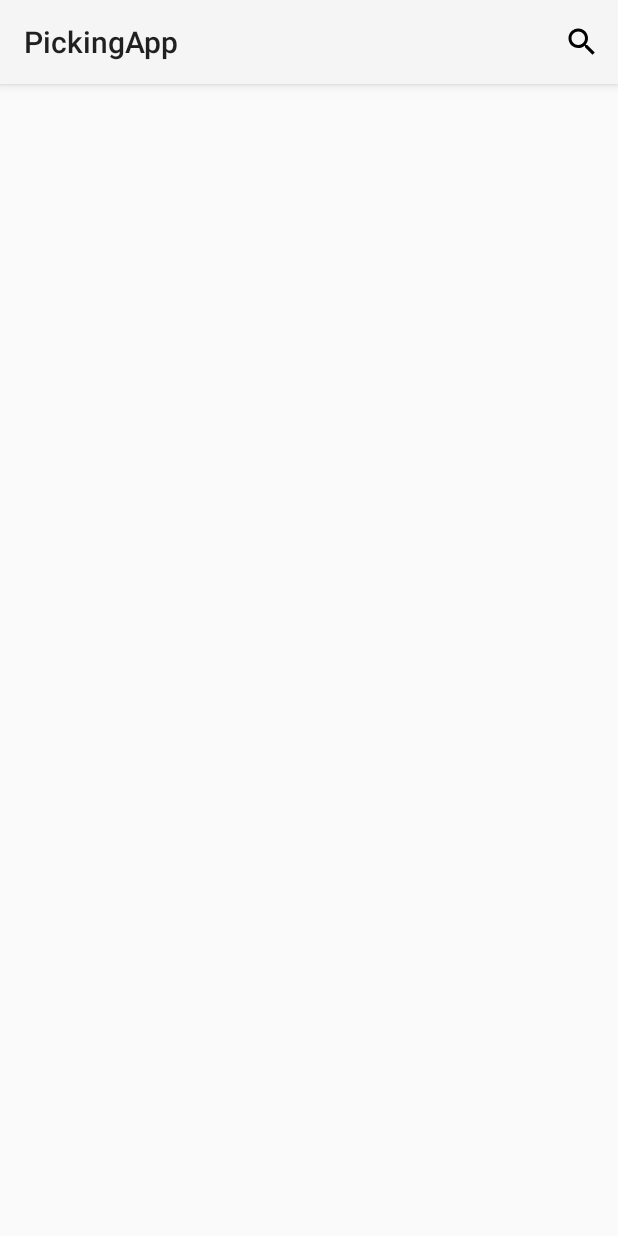
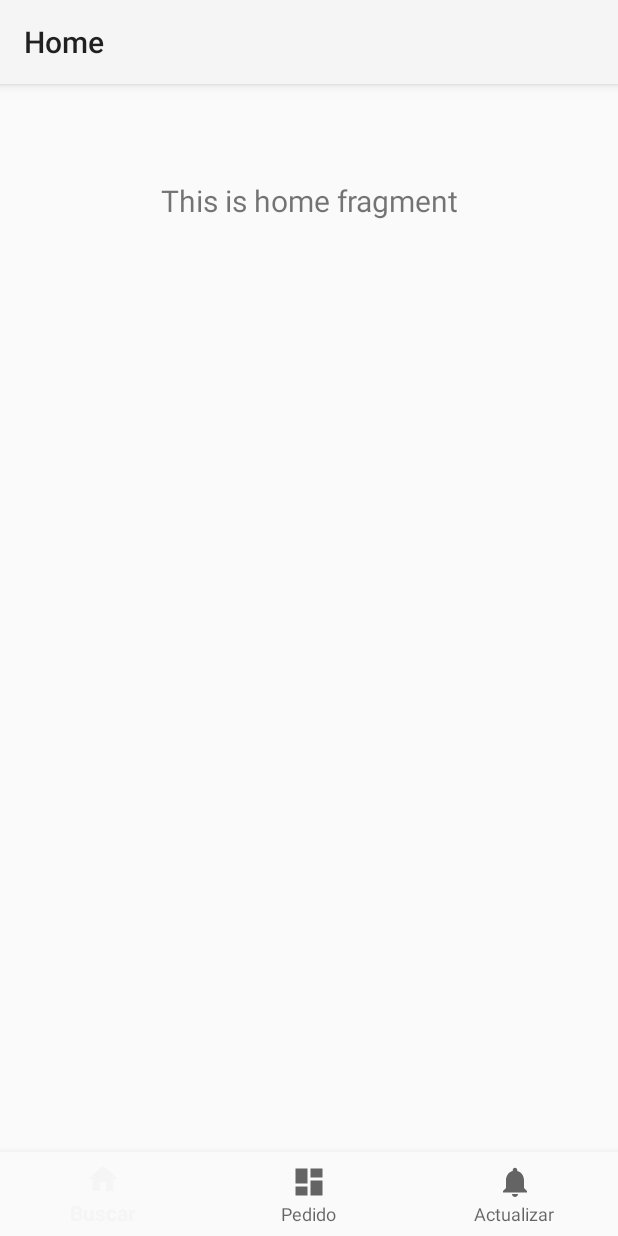
Before and after one commit to ewnarvaez/pickingApp, an Android app: the screen it shows after launch (ClientSearchActivity before the commit, BottomNavigationActivity after it), on a phone screen of 412 x 824 dp. Run offline under Robolectric (Android 15) with nearby library versions, the phone set to English and light mode, and no system bars; our stand-ins replace navigation-ui.

Commit message:
inicio navegación inferior

```diff
--- a/app/build.gradle
+++ b/app/build.gradle
@@ -23,6 +23,10 @@ dependencies {
     implementation fileTree(dir: 'libs', include: ['*.jar'])
     implementation 'androidx.appcompat:appcompat:1.1.0'
     implementation 'androidx.constraintlayout:constraintlayout:1.1.3'
+    implementation 'com.google.android.material:material:1.0.0'
+    implementation 'androidx.navigation:navigation-fragment:2.1.0'
+    implementation 'androidx.navigation:navigation-ui:2.1.0'
+    implementation 'androidx.lifecycle:lifecycle-extensions:2.0.0'
     testImplementation 'junit:junit:4.12'
     implementation 'androidx.cardview:cardview:1.0.0'
     androidTestImplementation 'androidx.test:runner:1.1.1'
--- a/app/src/main/AndroidManifest.xml
+++ b/app/src/main/AndroidManifest.xml
@@ -9,11 +9,13 @@
         android:roundIcon="@mipmap/logo"
         android:supportsRtl="true"
         android:theme="@style/Theme.AppCompat.Light">
-        <activity android:name=".ClientDetailActivity"></activity>
+        <activity android:name=".ClientSearchActivity" />
+        <activity android:name=".ClientDetailActivity" />
         <activity android:name=".MainActivity" />
-        <activity android:name=".ClientSearchActivity">
+        <activity android:name=".BottomNavigationActivity">
             <intent-filter>
                 <action android:name="android.intent.action.MAIN" />
+
                 <category android:name="android.intent.category.LAUNCHER" />
             </intent-filter>
         </activity>
--- /dev/null
+++ b/app/src/main/java/com/willer/pickingapp/BottomNavigationActivity.java
@@ -0,0 +1,30 @@
+package com.willer.pickingapp;
+
+import android.os.Bundle;
+
+import com.google.android.material.bottomnavigation.BottomNavigationView;
+
+import androidx.appcompat.app.AppCompatActivity;
+import androidx.navigation.NavController;
+import androidx.navigation.Navigation;
+import androidx.navigation.ui.AppBarConfiguration;
+import androidx.navigation.ui.NavigationUI;
+
+public class BottomNavigationActivity extends AppCompatActivity {
+
+    @Override
+    protected void onCreate(Bundle savedInstanceState) {
+        super.onCreate(savedInstanceState);
+        setContentView(R.layout.activity_bottom_navigation);
+        BottomNavigationView navView = findViewById(R.id.nav_view);
+        // Passing each menu ID as a set of Ids because each
+        // menu should be considered as top level destinations.
+        AppBarConfiguration appBarConfiguration = new AppBarConfiguration.Builder(
+                R.id.navigation_home, R.id.navigation_dashboard, R.id.navigation_notifications)
+                .build();
+        NavController navController = Navigation.findNavController(this, R.id.nav_host_fragment);
+        NavigationUI.setupActionBarWithNavController(this, navController, appBarConfiguration);
+        NavigationUI.setupWithNavController(navView, navController);
+    }
+
+}
--- /dev/null
+++ b/app/src/main/java/com/willer/pickingapp/ui/home/HomeFragment.java
@@ -0,0 +1,35 @@
+package com.willer.pickingapp.ui.home;
+
+import android.os.Bundle;
+import android.view.LayoutInflater;
+import android.view.View;
+import android.view.ViewGroup;
+import android.widget.TextView;
+
+import androidx.annotation.Nullable;
+import androidx.annotation.NonNull;
+import androidx.fragment.app.Fragment;
+import androidx.lifecycle.Observer;
+import androidx.lifecycle.ViewModelProviders;
+
+import com.willer.pickingapp.R;
+
+public class HomeFragment extends Fragment {
+
+    private HomeViewModel homeViewModel;
+
+    public View onCreateView(@NonNull LayoutInflater inflater,
+                             ViewGroup container, Bundle savedInstanceState) {
+        homeViewModel =
+                ViewModelProviders.of(this).get(HomeViewModel.class);
+        View root = inflater.inflate(R.layout.fragment_home, container, false);
+        final TextView textView = root.findViewById(R.id.text_home);
+        homeViewModel.getText().observe(this, new Observer<String>() {
+            @Override
+            public void onChanged(@Nullable String s) {
+                textView.setText(s);
+            }
+        });
+        return root;
+    }
+}
--- /dev/null
+++ b/app/src/main/java/com/willer/pickingapp/ui/home/HomeViewModel.java
@@ -0,0 +1,19 @@
+package com.willer.pickingapp.ui.home;
+
+import androidx.lifecycle.LiveData;
+import androidx.lifecycle.MutableLiveData;
+import androidx.lifecycle.ViewModel;
+
+public class HomeViewModel extends ViewModel {
+
+    private MutableLiveData<String> mText;
+
+    public HomeViewModel() {
+        mText = new MutableLiveData<>();
+        mText.setValue("This is home fragment");
+    }
+
+    public LiveData<String> getText() {
+        return mText;
+    }
+}
--- /dev/null
+++ b/app/src/main/res/drawable/ic_dashboard_black_24dp.xml
@@ -0,0 +1,9 @@
+<vector xmlns:android="http://schemas.android.com/apk/res/android"
+    android:width="24dp"
+    android:height="24dp"
+    android:viewportWidth="24.0"
+    android:viewportHeight="24.0">
+    <path
+        android:fillColor="#FF000000"
+        android:pathData="M3,13h8L11,3L3,3v10zM3,21h8v-6L3,15v6zM13,21h8L21,11h-8v10zM13,3v6h8L21,3h-8z" />
+</vector>
--- /dev/null
+++ b/app/src/main/res/drawable/ic_home_black_24dp.xml
@@ -0,0 +1,9 @@
+<vector xmlns:android="http://schemas.android.com/apk/res/android"
+    android:width="24dp"
+    android:height="24dp"
+    android:viewportWidth="24.0"
+    android:viewportHeight="24.0">
+    <path
+        android:fillColor="#FF000000"
+        android:pathData="M10,20v-6h4v6h5v-8h3L12,3 2,12h3v8z" />
+</vector>
--- /dev/null
+++ b/app/src/main/res/drawable/ic_notifications_black_24dp.xml
@@ -0,0 +1,9 @@
+<vector xmlns:android="http://schemas.android.com/apk/res/android"
+    android:width="24dp"
+    android:height="24dp"
+    android:viewportWidth="24.0"
+    android:viewportHeight="24.0">
+    <path
+        android:fillColor="#FF000000"
+        android:pathData="M12,22c1.1,0 2,-0.9 2,-2h-4c0,1.1 0.89,2 2,2zM18,16v-5c0,-3.07 -1.64,-5.64 -4.5,-6.32L13.5,4c0,-0.83 -0.67,-1.5 -1.5,-1.5s-1.5,0.67 -1.5,1.5v0.68C7.63,5.36 6,7.92 6,11v5l-2,2v1h16v-1l-2,-2z" />
+</vector>
--- /dev/null
+++ b/app/src/main/res/layout/activity_bottom_navigation.xml
@@ -0,0 +1,33 @@
+<?xml version="1.0" encoding="utf-8"?>
+<androidx.constraintlayout.widget.ConstraintLayout xmlns:android="http://schemas.android.com/apk/res/android"
+    xmlns:app="http://schemas.android.com/apk/res-auto"
+    android:id="@+id/container"
+    android:layout_width="match_parent"
+    android:layout_height="match_parent"
+    android:paddingTop="?attr/actionBarSize">
+
+    <com.google.android.material.bottomnavigation.BottomNavigationView
+        android:id="@+id/nav_view"
+        android:layout_width="0dp"
+        android:layout_height="wrap_content"
+        android:layout_marginStart="0dp"
+        android:layout_marginEnd="0dp"
+        android:background="?android:attr/windowBackground"
+        app:layout_constraintBottom_toBottomOf="parent"
+        app:layout_constraintLeft_toLeftOf="parent"
+        app:layout_constraintRight_toRightOf="parent"
+        app:menu="@menu/bottom_nav_menu" />
+
+    <fragment
+        android:id="@+id/nav_host_fragment"
+        android:name="androidx.navigation.fragment.NavHostFragment"
+        android:layout_width="match_parent"
+        android:layout_height="match_parent"
+        app:defaultNavHost="true"
+        app:layout_constraintBottom_toTopOf="@id/nav_view"
+        app:layout_constraintLeft_toLeftOf="parent"
+        app:layout_constraintRight_toRightOf="parent"
+        app:layout_constraintTop_toTopOf="parent"
+        app:navGraph="@navigation/mobile_navigation" />
+
+</androidx.constraintlayout.widget.ConstraintLayout>
--- /dev/null
+++ b/app/src/main/res/layout/fragment_home.xml
@@ -0,0 +1,19 @@
+<?xml version="1.0" encoding="utf-8"?>
+<androidx.constraintlayout.widget.ConstraintLayout xmlns:android="http://schemas.android.com/apk/res/android"
+    xmlns:app="http://schemas.android.com/apk/res-auto"
+    android:layout_width="match_parent"
+    android:layout_height="match_parent">
+
+    <TextView
+        android:id="@+id/text_home"
+        android:layout_width="match_parent"
+        android:layout_height="wrap_content"
+        android:layout_marginStart="8dp"
+        android:layout_marginTop="8dp"
+        android:layout_marginEnd="8dp"
+        android:textAlignment="center"
+        android:textSize="20sp"
+        app:layout_constraintEnd_toEndOf="parent"
+        app:layout_constraintStart_toStartOf="parent"
+        app:layout_constraintTop_toTopOf="parent" />
+</androidx.constraintlayout.widget.ConstraintLayout>
--- /dev/null
+++ b/app/src/main/res/menu/bottom_nav_menu.xml
@@ -0,0 +1,19 @@
+<?xml version="1.0" encoding="utf-8"?>
+<menu xmlns:android="http://schemas.android.com/apk/res/android">
+
+    <item
+        android:id="@+id/navigation_home"
+        android:icon="@drawable/ic_home_black_24dp"
+        android:title="@string/title_search" />
+
+    <item
+        android:id="@+id/navigation_dashboard"
+        android:icon="@drawable/ic_dashboard_black_24dp"
+        android:title="@string/title_order" />
+
+    <item
+        android:id="@+id/navigation_notifications"
+        android:icon="@drawable/ic_notifications_black_24dp"
+        android:title="@string/title_update" />
+
+</menu>
--- /dev/null
+++ b/app/src/main/res/navigation/mobile_navigation.xml
@@ -0,0 +1,25 @@
+<?xml version="1.0" encoding="utf-8"?>
+<navigation xmlns:android="http://schemas.android.com/apk/res/android"
+    xmlns:app="http://schemas.android.com/apk/res-auto"
+    xmlns:tools="http://schemas.android.com/tools"
+    android:id="@+id/mobile_navigation"
+    app:startDestination="@+id/navigation_home">
+
+    <fragment
+        android:id="@+id/navigation_home"
+        android:name="com.willer.pickingapp.ui.home.HomeFragment"
+        android:label="@string/title_home"
+        tools:layout="@layout/fragment_home" />
+
+    <fragment
+        android:id="@+id/navigation_dashboard"
+        android:name="com.willer.pickingapp.ui.dashboard.DashboardFragment"
+        android:label="@string/title_dashboard"
+        tools:layout="@layout/fragment_dashboard" />
+
+    <fragment
+        android:id="@+id/navigation_notifications"
+        android:name="com.willer.pickingapp.ui.notifications.NotificationsFragment"
+        android:label="@string/title_notifications"
+        tools:layout="@layout/fragment_notifications" />
+</navigation>
--- /dev/null
+++ b/app/src/main/res/values/dimens.xml
@@ -0,0 +1,5 @@
+<resources>
+    <!-- Default screen margins, per the Android Design guidelines. -->
+    <dimen name="activity_horizontal_margin">16dp</dimen>
+    <dimen name="activity_vertical_margin">16dp</dimen>
+</resources>
--- a/app/src/main/res/values/strings.xml
+++ b/app/src/main/res/values/strings.xml
@@ -20,4 +20,11 @@
     <string name="cell_phone_number">Numero Celular</string>
     <string name="logo_contactos">Logo de Contactos</string>
     <string name="search_title">Buscar</string>
+    <string name="title_activity_bottom_navigation">BottomNavigationActivity</string>
+    <string name="title_home">Home</string>
+    <string name="title_dashboard">Dashboard</string>
+    <string name="title_notifications">Notifications</string>
+    <string name="title_search">Buscar</string>
+    <string name="title_order">Pedido</string>
+    <string name="title_update">Actualizar</string>
 </resources>
```
Also changed, not shown: app/src/main/java/com/willer/pickingapp/ui/dashboard/DashboardFragment.java (added, +35 -0 lines), app/src/main/java/com/willer/pickingapp/ui/dashboard/DashboardViewModel.java (added, +19 -0 lines), app/src/main/java/com/willer/pickingapp/ui/notifications/NotificationsFragment.java (added, +35 -0 lines), app/src/main/java/com/willer/pickingapp/ui/notifications/NotificationsViewModel.java (added, +19 -0 lines), app/src/main/res/layout/fragment_dashboard.xml (added, +260 -0 lines), app/src/main/res/layout/fragment_notifications.xml (added, +19 -0 lines).
